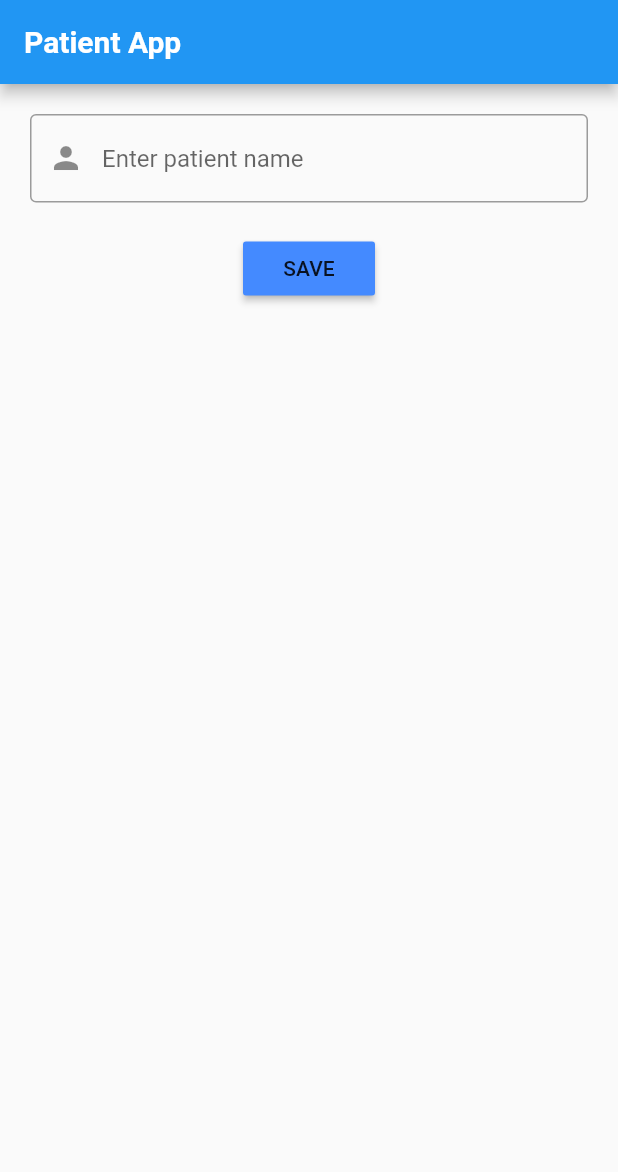
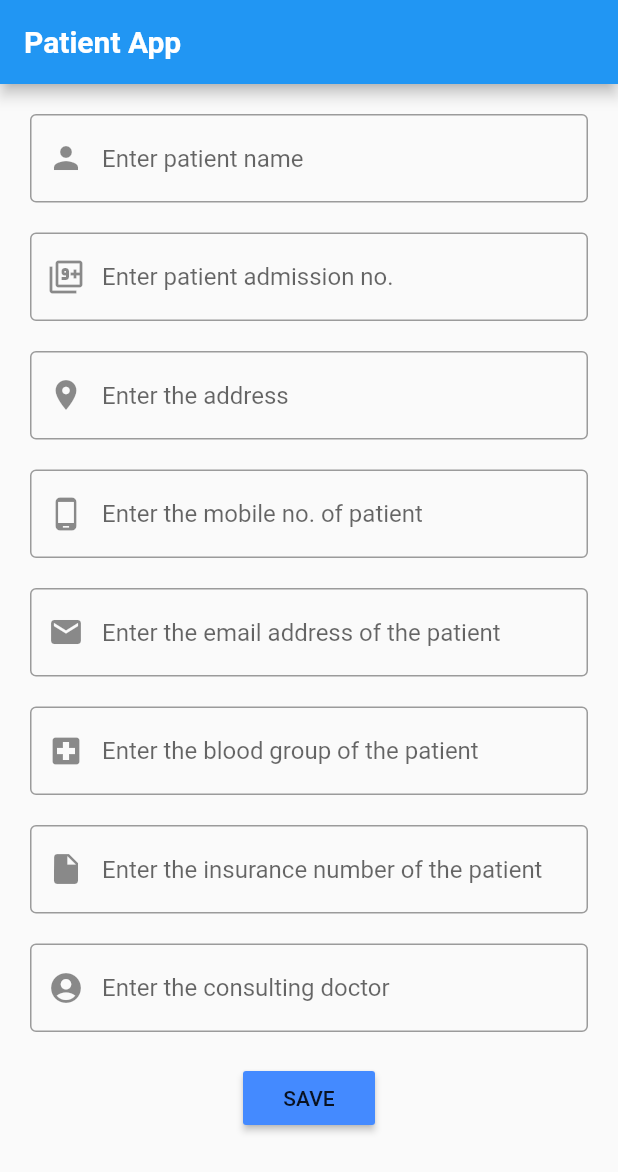
Before and after one commit to JossinAntony/Flutter-PatientApp, a Flutter app: the screen it shows after launch, on a phone screen of 412 x 824 dp. Shown: the top 1172 px of the screen. Run offline on Flutter 3.47's test engine with Material 2 defaults, Android fonts, the phone set to English and light mode, and no system bars.

Commit message:
ui finished

```diff
--- a/patient_app/lib/main.dart
+++ b/patient_app/lib/main.dart
@@ -2,6 +2,7 @@
 
 import 'package:flutter/cupertino.dart';
 import 'package:flutter/material.dart';
+import 'package:flutter/widgets.dart';
 
 main() => runApp(MyApp());
 
@@ -30,7 +31,79 @@ class MyApp extends StatelessWidget {
                     prefixIcon: Icon(Icons.person),
                   ),
                 ),
+
                 SizedBox(height:20.0),
+
+                TextField(
+                  decoration: InputDecoration(
+                    border: OutlineInputBorder(),
+                    hintText: "Enter patient admission no.",
+                    prefixIcon: Icon(Icons.filter_9_plus),
+                  ),
+                ),
+
+                SizedBox(height:20),
+
+                TextField(
+                  decoration: InputDecoration(
+                    border: OutlineInputBorder(),
+                    hintText: "Enter the address",
+                    prefixIcon: Icon(Icons.place),
+                  ),
+                ),
+
+                SizedBox(height:20.0),
+
+                TextField(
+                  decoration: InputDecoration(
+                    border: OutlineInputBorder(),
+                    hintText: "Enter the mobile no. of patient",
+                    prefixIcon: Icon(Icons.phone_android),
+                  ),
+                ),
+
+                SizedBox(height:20.0),
+
+                TextField(
+                  decoration: InputDecoration(
+                    border: OutlineInputBorder(),
+                    hintText: "Enter the email address of the patient",
+                    prefixIcon: Icon(Icons.email),
+                  ),
+                ),
+
+                SizedBox(height:20.0),
+
+                TextField(
+                  decoration: InputDecoration(
+                    border: OutlineInputBorder(),
+                    hintText: "Enter the blood group of the patient",
+                    prefixIcon: Icon(Icons.local_hospital),
+                  ),
+                ),
+
+                SizedBox(height:20.0),
+
+                TextField(
+                  decoration: InputDecoration(
+                    border: OutlineInputBorder(),
+                    hintText: "Enter the insurance number of the patient",
+                    prefixIcon: Icon(Icons.insert_drive_file),
+                  ),
+                ),
+
+                SizedBox(height:20.0),
+
+                TextField(
+                  decoration: InputDecoration(
+                    border: OutlineInputBorder(),
+                    hintText: "Enter the consulting doctor",
+                    prefixIcon: Icon(Icons.account_circle),
+                  ),
+                ),
+
+                SizedBox(height:20.0),
+
                 RaisedButton(
                   onPressed: (){},
                   child: Text('SAVE'),
```
